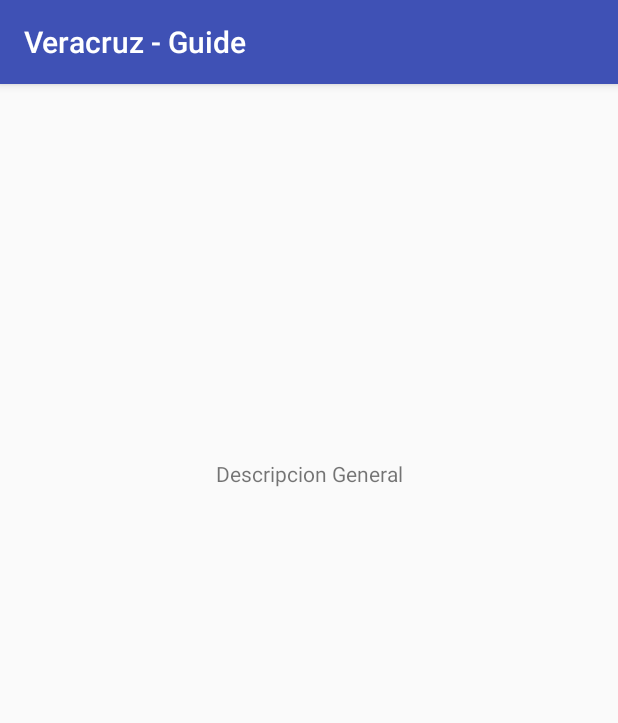
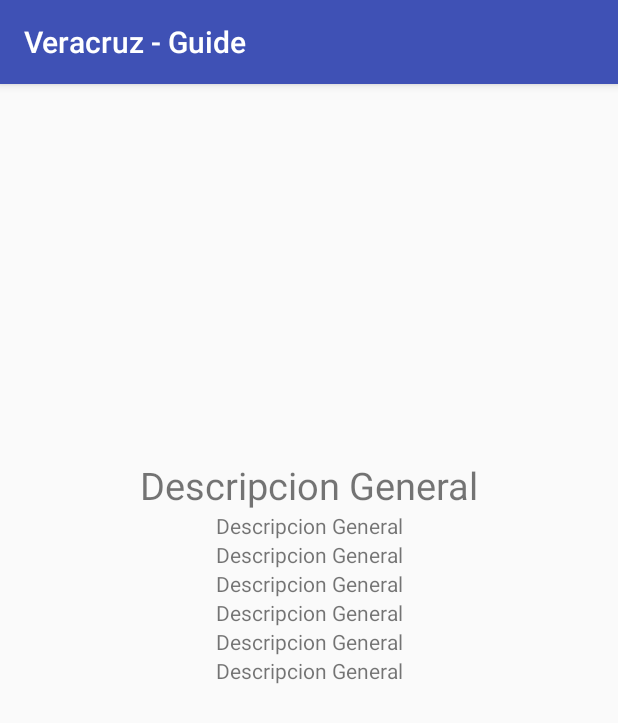
Before and after one commit to aliciazt/The_Guide, an Android app: the MuseosDetalle screen opened directly, with no data from a screen before it, on a phone screen of 412 x 824 dp. Shown: the top 723 px of the screen. Run offline under Robolectric (Android 15) with nearby library versions, the phone set to English and light mode, and no system bars; our stand-ins replace Picasso.

Commit message:
insertando scrollview y diseno a la vista de detalle

```diff
--- a/app/src/main/java/com/example/dell/mymenunavegacion/Interfaces/IComunicaFragments.java
+++ b/app/src/main/java/com/example/dell/mymenunavegacion/Interfaces/IComunicaFragments.java
@@ -8,5 +8,6 @@ import com.example.dell.mymenunavegacion.museos;
 
 public interface IComunicaFragments {
 
-    public void enviarMuseo(String nombre, String imagen);
+   abstract public void enviarMuseo(String nombre, String imagen,
+                                    String tipo, String direccion, String historia, String act, String costo, String tel);
 }
--- a/app/src/main/java/com/example/dell/mymenunavegacion/MuseosDetalle.java
+++ b/app/src/main/java/com/example/dell/mymenunavegacion/MuseosDetalle.java
@@ -19,6 +19,12 @@ public class MuseosDetalle  extends Fragment {
 
     public static String ICON_KEY = "foto";
     public static String TEXT_KEY = "text";
+    public static String DIR_KEY = "dir";
+    public static String TIPO_KEY = "tipo";
+    public static String TEL_KEY = "tel";
+    public static String COST_KEY = "costo";
+    public static String HIS_KEY = "hist";
+    public static String ACT_KEY = "act";
 
     public static MuseosDetalle newInstance(@Nullable Bundle extras) {
         MuseosDetalle fragment = new MuseosDetalle();
@@ -40,23 +46,39 @@ public class MuseosDetalle  extends Fragment {
     public void onActivityCreated(@Nullable Bundle savedInstanceState) {
         super.onActivityCreated(savedInstanceState);
 
-        TextView textView = (TextView) getActivity().findViewById(R.id.descripcion);
+        TextView textView = (TextView) getActivity().findViewById(R.id.NOMBRE_M);
         ImageView imageView = (ImageView) getActivity().findViewById(R.id.imagen_detalle);
+        TextView textView1 = (TextView) getActivity().findViewById(R.id.DIRECCION_M);
+        TextView textView2 = (TextView) getActivity().findViewById(R.id.TIPO_M);
+        TextView textView3 = (TextView) getActivity().findViewById(R.id.TELEFONO_M);
+        TextView textView4 = (TextView) getActivity().findViewById(R.id.HIST_M);
+        TextView textView5 = (TextView) getActivity().findViewById(R.id.ACTIVIDADES_M);
+        TextView textView6 = (TextView) getActivity().findViewById(R.id.COSTO_M);
 
 
         Bundle extras = getArguments();
 
         if (extras != null) {
-            String foto = (String) extras.get(MuseosDetalle.ICON_KEY); // aqui cambie
-            //int icon2 = (int) extras.get(DetailsFragment.ICON_KEY); // aqui compara con otro
+            String foto = (String) extras.get(MuseosDetalle.ICON_KEY);
             String text = (String) extras.get(MuseosDetalle.TEXT_KEY);
+            String direccion = (String) extras.get(MuseosDetalle.DIR_KEY);
+            String tipo = (String) extras.get(MuseosDetalle.TIPO_KEY);
+            String telefono = (String) extras.get(MuseosDetalle.TEL_KEY);
+            String costo = (String) extras.get(MuseosDetalle.COST_KEY);
+            String historia = (String) extras.get(MuseosDetalle.HIS_KEY);
+            String actividades = (String) extras.get(MuseosDetalle.ACT_KEY);
 
-            //String[] res = getResources().getStringArray(R.array.de);
-            //String[] img = getResources().getStringArray(R.array.images);
 
-            textView.setText(text); //titulo
-            Picasso.with(getContext()).load(foto).into(imageView);
-            //imageView.setImageResource(foto); //imagen
+
+
+            textView.setText(text); //Nombre
+            Picasso.with(getContext()).load(foto).into(imageView); //aqui cargamos la imagen
+            textView1.setText(direccion);
+            textView2.setText(tipo);
+            textView3.setText(telefono);
+            textView4.setText(historia);
+            textView5.setText(actividades);
+            textView6.setText(costo);
 
 
 
--- a/app/src/main/res/layout/fragment_detalle_museo.xml
+++ b/app/src/main/res/layout/fragment_detalle_museo.xml
@@ -1,9 +1,14 @@
 <?xml version="1.0" encoding="utf-8"?>
-<LinearLayout xmlns:android="http://schemas.android.com/apk/res/android"
+<ScrollView xmlns:android="http://schemas.android.com/apk/res/android"
     android:orientation="vertical" android:layout_width="match_parent"
     android:layout_height="match_parent"
+    android:weightSum="1"
     >
-
+<LinearLayout
+    android:layout_width="match_parent"
+    android:layout_height="match_parent"
+    android:gravity="center"
+    android:orientation="vertical">
     <ImageView
         android:layout_width="match_parent"
         android:layout_height="250dp"
@@ -14,7 +19,46 @@
         android:textAlignment="center"
         android:layout_width="match_parent"
         android:layout_height="wrap_content"
-        android:id="@+id/descripcion"
+        android:id="@+id/NOMBRE_M"
+        android:text="Descripcion General"
+        android:textSize="25dp"/>
+    <TextView
+        android:textAlignment="center"
+        android:layout_width="match_parent"
+        android:layout_height="wrap_content"
+        android:id="@+id/TIPO_M"
+        android:text="Descripcion General"/>
+    <TextView
+        android:textAlignment="center"
+        android:layout_width="match_parent"
+        android:layout_height="wrap_content"
+        android:id="@+id/HIST_M"
+        android:text="Descripcion General"/>
+    <TextView
+        android:textAlignment="center"
+        android:layout_width="match_parent"
+        android:layout_height="wrap_content"
+        android:id="@+id/ACTIVIDADES_M"
+        android:text="Descripcion General"/>
+    <TextView
+        android:textAlignment="center"
+        android:layout_width="match_parent"
+        android:layout_height="wrap_content"
+        android:id="@+id/DIRECCION_M"
+        android:text="Descripcion General"/>
+    <TextView
+        android:textAlignment="center"
+        android:layout_width="match_parent"
+        android:layout_height="wrap_content"
+        android:id="@+id/TELEFONO_M"
+        android:text="Descripcion General"/>
+    <TextView
+        android:textAlignment="center"
+        android:layout_width="match_parent"
+        android:layout_height="wrap_content"
+        android:id="@+id/COSTO_M"
         android:text="Descripcion General"/>
 
+
 </LinearLayout>
+</ScrollView>
--- a/app/src/main/res/layout/museos_list.xml
+++ b/app/src/main/res/layout/museos_list.xml
@@ -11,11 +11,11 @@
 
         <ImageView
             android:id="@+id/id_imagen"
-            android:layout_width="100dp"
-            android:layout_height="100dp"
+            android:layout_width="120dp"
+            android:layout_height="120dp"
             android:layout_marginRight="10dp"
             android:layout_marginTop="15dp"
-            android:background="@drawable/logo_opt"/>
+            />
         <LinearLayout
             android:layout_width="wrap_content"
             android:layout_height="wrap_content"
```
Also changed, not shown: app/src/main/java/com/example/dell/mymenunavegacion/AdapterMuseos.java (+8 -2 lines), app/src/main/java/com/example/dell/mymenunavegacion/MainActivity.java (+16 -2 lines), app/src/main/java/com/example/dell/mymenunavegacion/MuseosFragment.java (+12 -12 lines), app/src/main/java/com/example/dell/mymenunavegacion/museos.java (+16 -4 lines).
